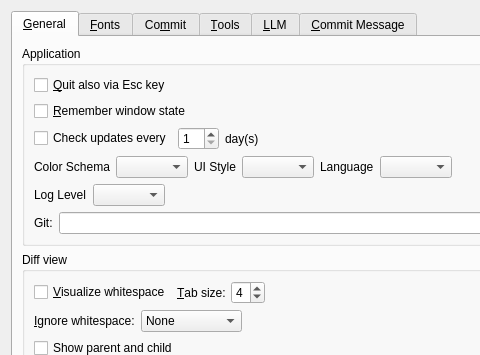
Above: qgitc/preferences.ui from timxx/qgitc before the change; both pictures show x 0 to 480 and y 0 to 355 of the 721 by 436 pixel window. Below: the same form after it.
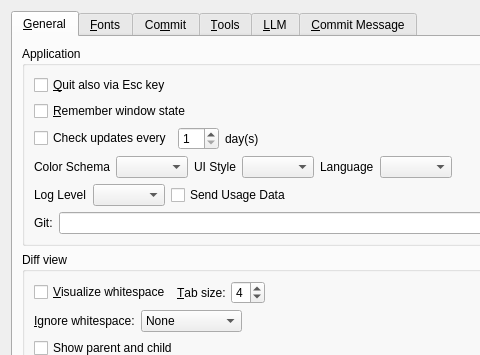
That is the form after the change. The open tabs and pages were chosen to show the change. Custom widgets are drawn as their Qt base class.

Commit message: Add option to enable or disable usage data telemetry in preferences

Patch:
```diff
--- a/qgitc/preferences.ui
+++ b/qgitc/preferences.ui
@@ -151,6 +151,13 @@
             <item>
              <widget class="QComboBox" name="cbLogLevel"/>
             </item>
+            <item>
+             <widget class="QCheckBox" name="cbTelemetry">
+              <property name="text">
+               <string>Send Usage Data</string>
+              </property>
+             </widget>
+            </item>
             <item>
              <spacer name="horizontalSpacer_12">
               <property name="orientation">
```
Left out of the diff: 2 changed lines with no effect on the pictures. The commit also changes 3 other files.
